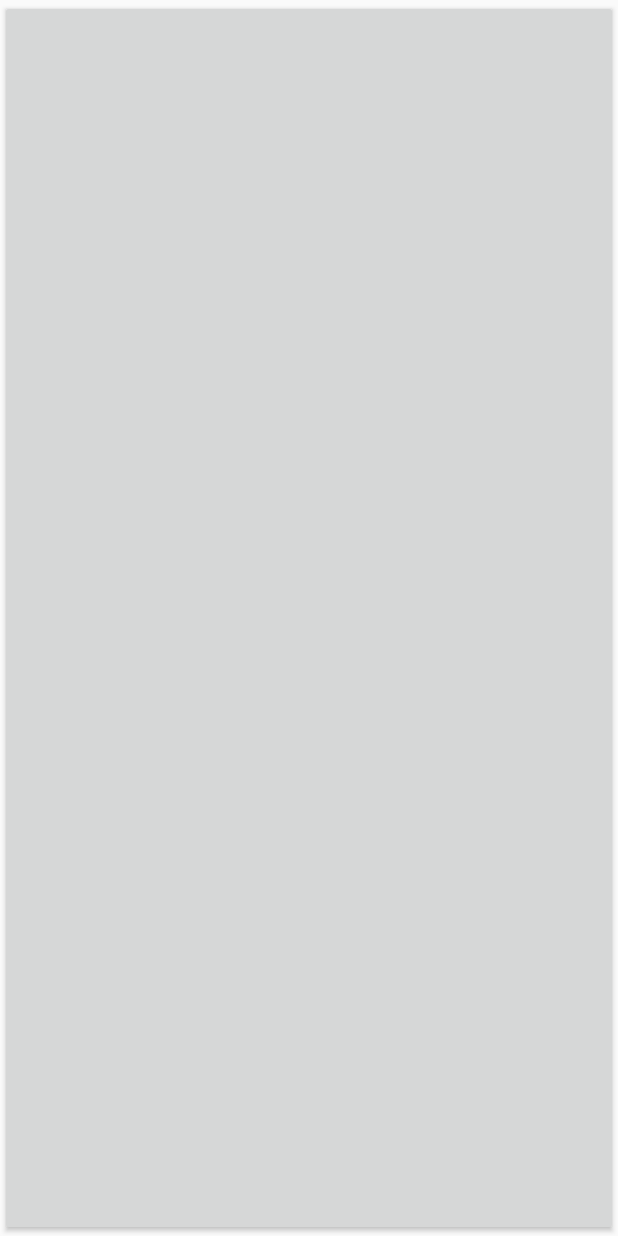
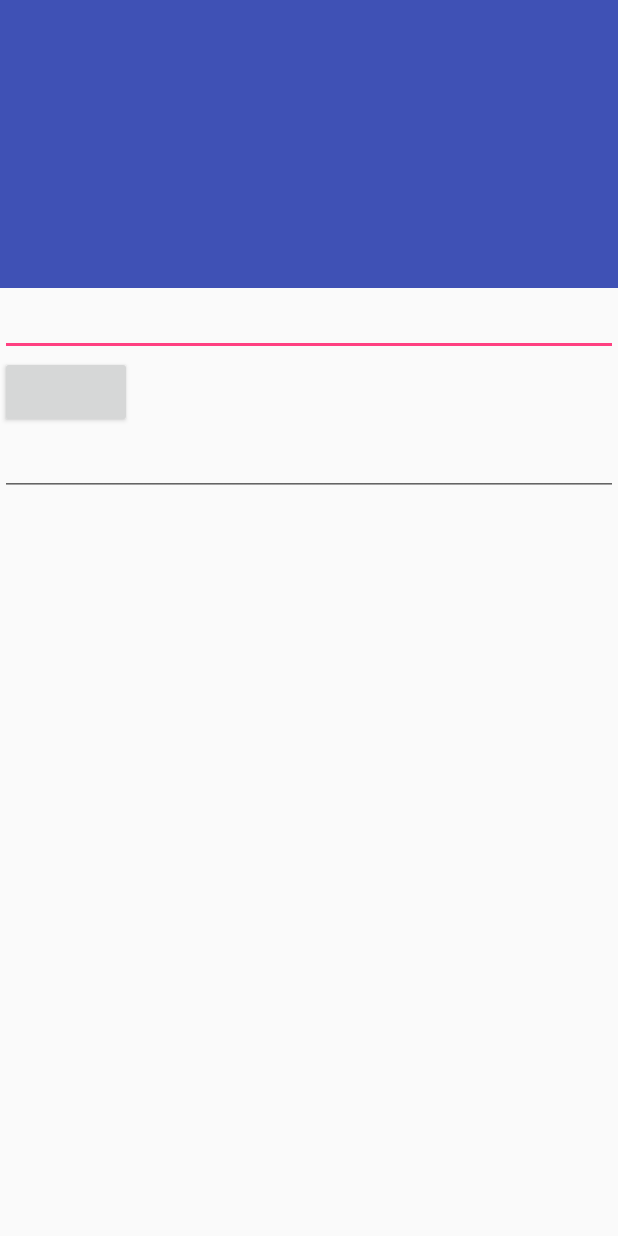
Before and after one commit to sia4/MAD_Project_Group21_2017, an Android app: the InsertExActivity screen opened directly, with no data from a screen before it, on a phone screen of 412 x 824 dp. Run offline under Robolectric (Android 15) with nearby library versions, the phone set to English and light mode, and no system bars.

Commit message:
Added putExtra to intent and test action bar

```diff
--- a/app/build.gradle
+++ b/app/build.gradle
@@ -25,4 +25,5 @@ dependencies {
     compile 'com.android.support.constraint:constraint-layout:1.0.2'
     compile 'com.android.support:design:23.4.0'
     testCompile 'junit:junit:4.12'
+ //   compile 'com.android.support:cardview-v7:25.3.1'
 }
--- a/app/src/main/java/it/polito/mad/mad_app/GroupActivity.java
+++ b/app/src/main/java/it/polito/mad/mad_app/GroupActivity.java
@@ -38,6 +38,12 @@ public class GroupActivity extends AppCompatActivity {
         super.onCreate(savedInstanceState);
         setContentView(R.layout.activity_group);
         Intent intent = getIntent();
+
+        //Get information from previuos Activity
+        String name = intent.getStringExtra("name");
+        setTitle(name);
+
+
         lv = (ListView) findViewById(R.id.lv_ex);
         Ex di = new Ex("Pane","10$");
         data.add(di);
--- a/app/src/main/res/layout/activity_insert_ex.xml
+++ b/app/src/main/res/layout/activity_insert_ex.xml
@@ -1,18 +1,54 @@
 <?xml version="1.0" encoding="utf-8"?>
-<LinearLayout xmlns:android="http://schemas.android.com/apk/res/android"
+<android.support.design.widget.CoordinatorLayout xmlns:android="http://schemas.android.com/apk/res/android"
+    xmlns:tools="http://schemas.android.com/tools"
     xmlns:app="http://schemas.android.com/apk/res-auto"
-    xmlns:tools="http://schemas.android.com/tools"
+    android:layout_width="match_parent"
+    android:layout_height="match_parent">
+
+    <android.support.design.widget.AppBarLayout
+        android:id="@+id/appbar"
+        android:layout_height="192dp"
+        android:layout_width="match_parent">
+
+        <android.support.design.widget.CollapsingToolbarLayout
+            android:layout_width="match_parent"
+            android:layout_height="match_parent"
+            app:toolbarId="@+id/toolbar"
+            app:layout_scrollFlags="scroll|exitUntilCollapsed"
+            app:contentScrim="?attr/colorPrimary">
+
+            <android.support.v7.widget.Toolbar
+                android:id="@+id/toolbar"
+                android:layout_height="?attr/actionBarSize"
+                android:layout_width="match_parent"></android.support.v7.widget.Toolbar>
+        </android.support.design.widget.CollapsingToolbarLayout>
+    </android.support.design.widget.AppBarLayout>
+
+    <android.support.v4.widget.NestedScrollView
+        android:layout_width="match_parent"
+        android:layout_height="match_parent"
+        app:layout_behavior="android.support.design.widget.AppBarLayout$ScrollingViewBehavior">
+
+        <LinearLayout
             android:orientation="vertical"
             android:layout_width="match_parent"
             android:layout_height="match_parent"
             tools:context="it.polito.mad.mad_app.InsertExActivity">
+
             <EditText
                 android:layout_width="match_parent"
-        android:layout_height="match_parent"
-        android:id="@+id/EnterText"
-        android:layout_weight="0.5"/>
+                android:layout_height="wrap_content"
+                android:id="@+id/EnterText" />
+
             <Button
                 android:id="@+id/EnterButton"
+                android:layout_width="wrap_content"
+                android:layout_height="wrap_content" />
+
+            <EditText
+                android:id="@+id/Name"
                 android:layout_width="match_parent"
-        android:layout_height="match_parent" />
+                android:layout_height="wrap_content" />
         </LinearLayout>
+    </android.support.v4.widget.NestedScrollView>
+</android.support.design.widget.CoordinatorLayout>
```
Also changed, not shown: app/src/main/java/it/polito/mad/mad_app/MainActivity.java (+8 -1 lines), app/src/main/res/layout/activity_group.xml (+6 -6 lines), app/src/main/res/layout/activity_main.xml (+33 -10 lines). Lines whose indentation alone changed are shown as unchanged.
